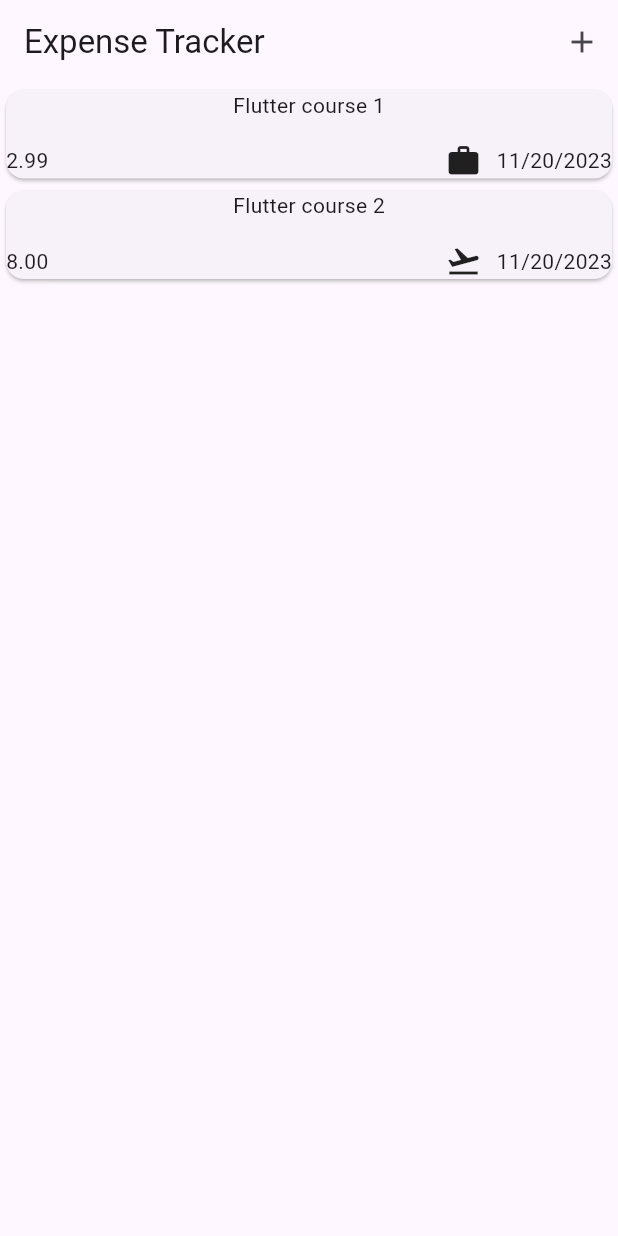
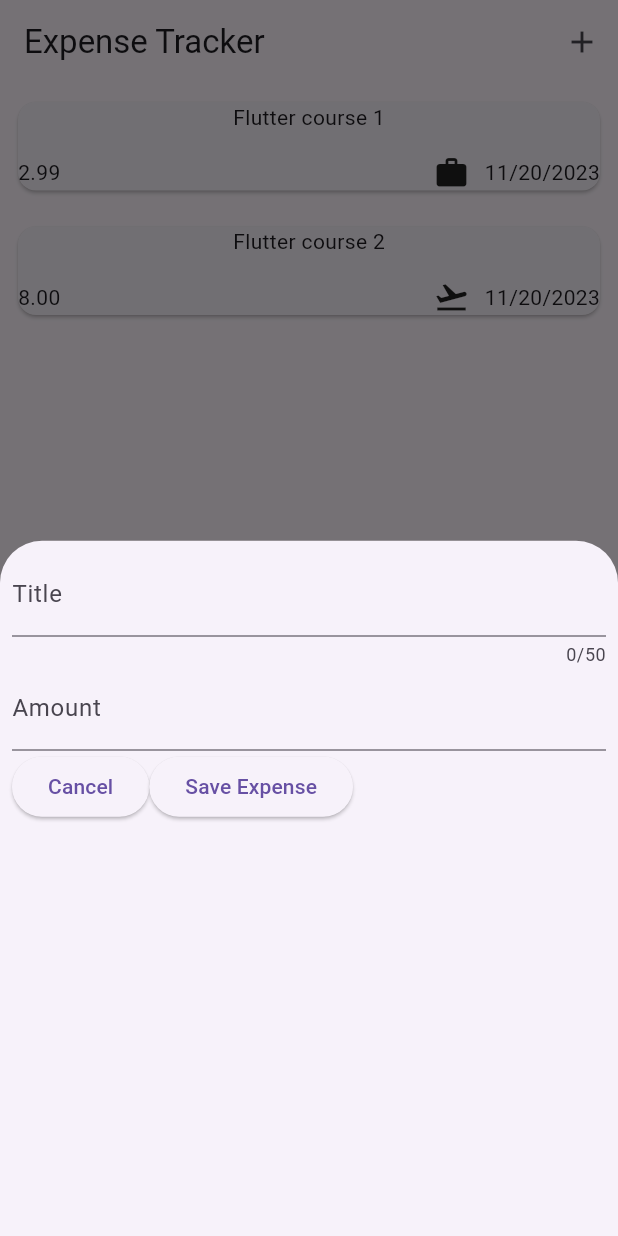
Before and after one commit to athirakcdev/Expense-tracker, a Flutter app: the screen it shows after launch, after a tap on the "add" icon, on a phone screen of 412 x 824 dp. Run offline on Flutter 3.47's test engine with Material 2 defaults, Android fonts, the phone set to English and light mode, and no system bars.

Commit message:
adding text fields and editing controller

```diff
--- a/lib/main.dart
+++ b/lib/main.dart
@@ -4,6 +4,7 @@ import 'package:flutter/material.dart';
 void main() {
   runApp(MaterialApp(
     theme: ThemeData(useMaterial3: true),
+    debugShowCheckedModeBanner: false,
     home: const Expenses(),
   ));
 }
--- a/lib/widgets/expenses.dart
+++ b/lib/widgets/expenses.dart
@@ -1,5 +1,6 @@
 import 'package:expense_tracker/widgets/expenses_list/expenses_list.dart';
 import 'package:expense_tracker/model/expense.dart';
+import 'package:expense_tracker/widgets/new_expenses.dart';
 import 'package:flutter/material.dart';
 
 class Expenses extends StatefulWidget {
@@ -7,6 +8,7 @@ class Expenses extends StatefulWidget {
 
   @override
   State<Expenses> createState() => _ExpensesState();
+
 }
 
 class _ExpensesState extends State<Expenses> {
@@ -22,13 +24,17 @@ class _ExpensesState extends State<Expenses> {
         date: DateTime.now(),
         category: Category.travel)
   ];
+ void _openAddExpenseModal(){
+     showModalBottomSheet(context: context, builder:(ctx)=> const NewExpenses() );
+  }
+
   @override
   Widget build(BuildContext context) {
     return SafeArea(
       child: Scaffold(
         appBar: AppBar(title: const Text("Expense Tracker"), actions: [
           IconButton(
-            onPressed: () {},
+            onPressed: _openAddExpenseModal,
             icon: const Icon(Icons.add),
           )
         ]),
--- a/lib/widgets/expenses_list/expense_item.dart
+++ b/lib/widgets/expenses_list/expense_item.dart
@@ -8,7 +8,9 @@ class ExpenseItem extends StatelessWidget {
 
   @override
   Widget build(BuildContext context) {
-    return Card(
+    return Padding(
+      padding: const EdgeInsets.all(8.0),
+      child: Card(
         child: Column(
           children: [
             Text(expense.title),
@@ -28,6 +30,7 @@ class ExpenseItem extends StatelessWidget {
             )
           ],
         ),
+      ),
     );
   }
 }
--- /dev/null
+++ b/lib/widgets/new_expenses.dart
@@ -0,0 +1,50 @@
+import 'package:flutter/material.dart';
+
+class NewExpenses extends StatefulWidget {
+  const NewExpenses({super.key});
+
+  @override
+  State<NewExpenses> createState() => _NewExpensesState();
+}
+
+class _NewExpensesState extends State<NewExpenses> {
+  final _titleController = TextEditingController();
+  final _amountController = TextEditingController();
+  @override
+  void dispose() {
+    _titleController.dispose();
+    _amountController.dispose();
+    super.dispose();
+  }
+  @override
+  Widget build(BuildContext context) {
+    return Padding(
+      padding: const EdgeInsets.all(8.0),
+      child: Column(
+        children: [
+          TextField(
+            controller: _titleController,
+            maxLength: 50,
+            decoration: const InputDecoration(label: Text("Title")),
+          ),
+          TextField(
+            keyboardType: TextInputType.number,
+            controller: _amountController,
+            decoration: const InputDecoration(label: Text("Amount")),
+          ),
+          Row(
+            children: [
+              ElevatedButton(onPressed: () {}, child: const Text("Cancel")),
+              ElevatedButton(
+                  onPressed: () {
+                    print(_titleController.text);
+                    print(_amountController.text);
+                  },
+                  child: const Text("Save Expense")),
+            ],
+          )
+        ],
+      ),
+    );
+  }
+}
```
Also changed, not shown: 1 other file. Lines whose indentation alone changed are shown as unchanged.
